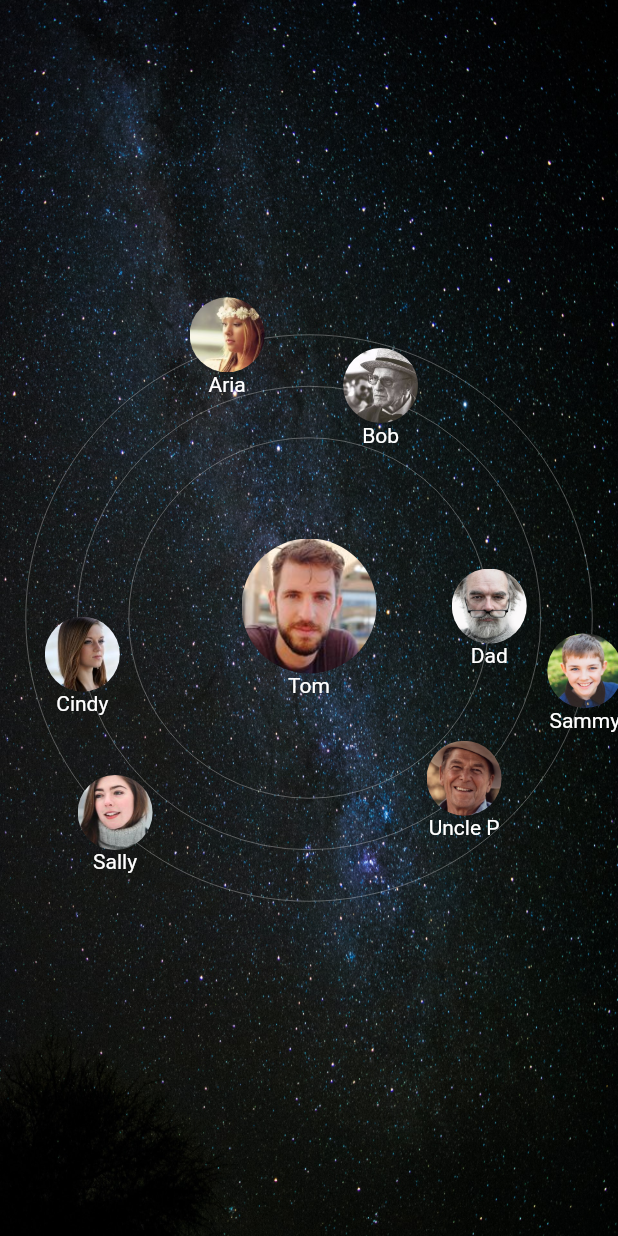
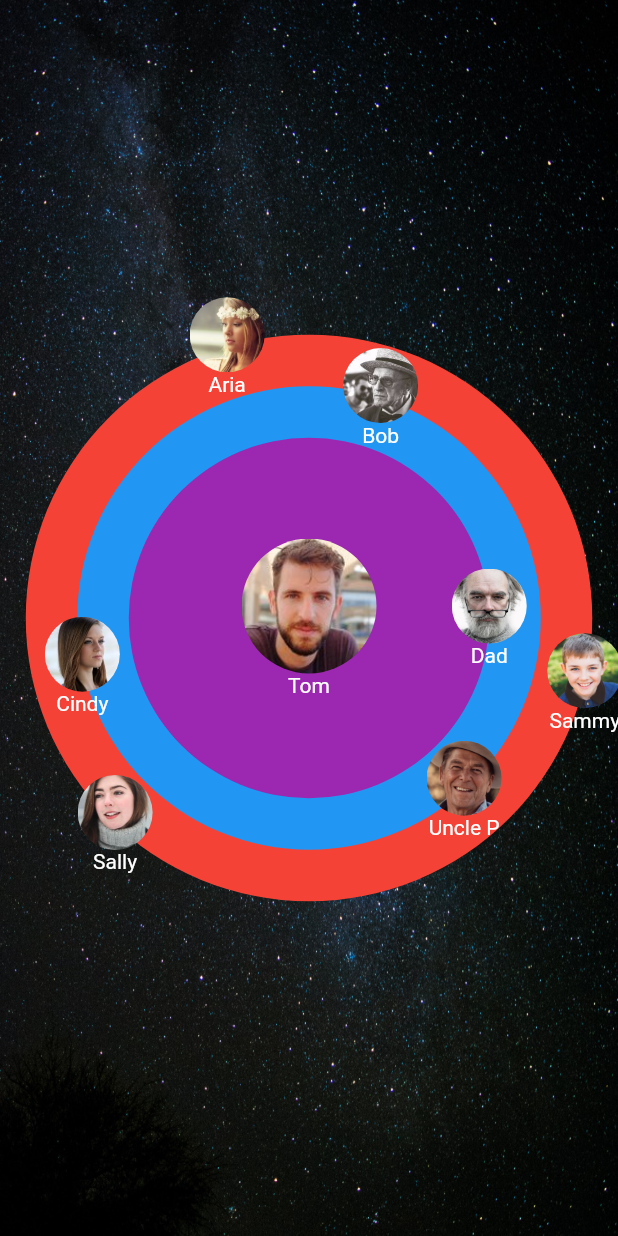
Before and after one commit to Mindinventory/circular_rotation, a Flutter app: the screen it shows after launch, on a phone screen of 412 x 824 dp. Run offline on Flutter 3.47's test engine with Material 2 defaults, Android fonts, the phone set to English and light mode, and no system bars.

```diff
--- a/example/lib/main.dart
+++ b/example/lib/main.dart
@@ -47,12 +47,12 @@ class _MyAppState extends State<MyApp> {
         ),
         child: CircularRotation(
           circularRotationProperty: CircularRotationModel(
-            // firstCircleFill: true,
-            // secondCircleFill: true,
-            // thirdCircleFill: true,
-            // firstCircleFillColor: Colors.red,
-            // secondCircleFillColor: Colors.blue,
-            // thirdCircleFillColor: Colors.purple,
+            firstCircleFill: true,
+            secondCircleFill: true,
+            thirdCircleFill: true,
+            firstCircleFillColor: Colors.red,
+            secondCircleFillColor: Colors.blue,
+            thirdCircleFillColor: Colors.purple,
             defaultCircleStrokeWidth: Dimens.strokeSmall,
             defaultCircleStrokeColor: Colors.white,
             startAnimation: true,
```
Also changed, not shown: assets/circular_rotation_color.png (added), 1 other file.
